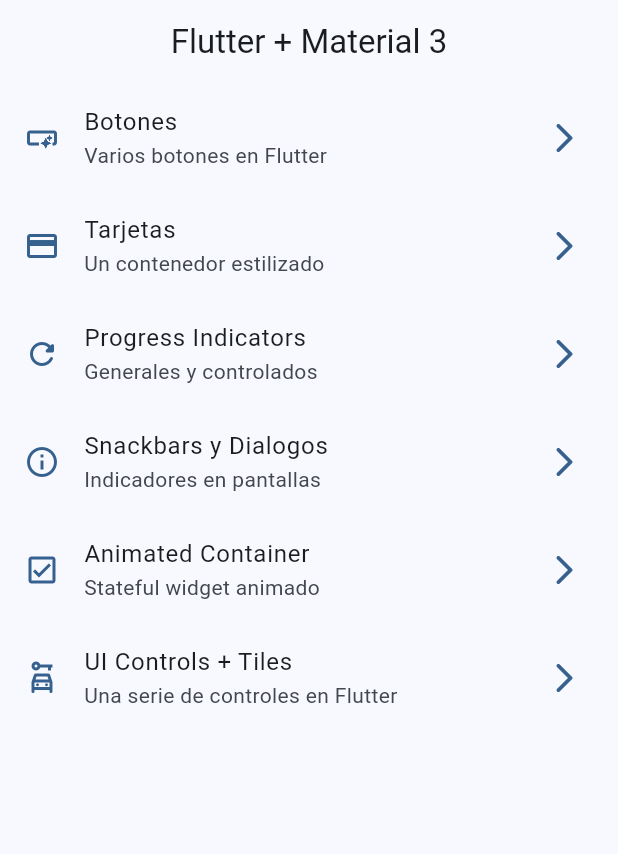
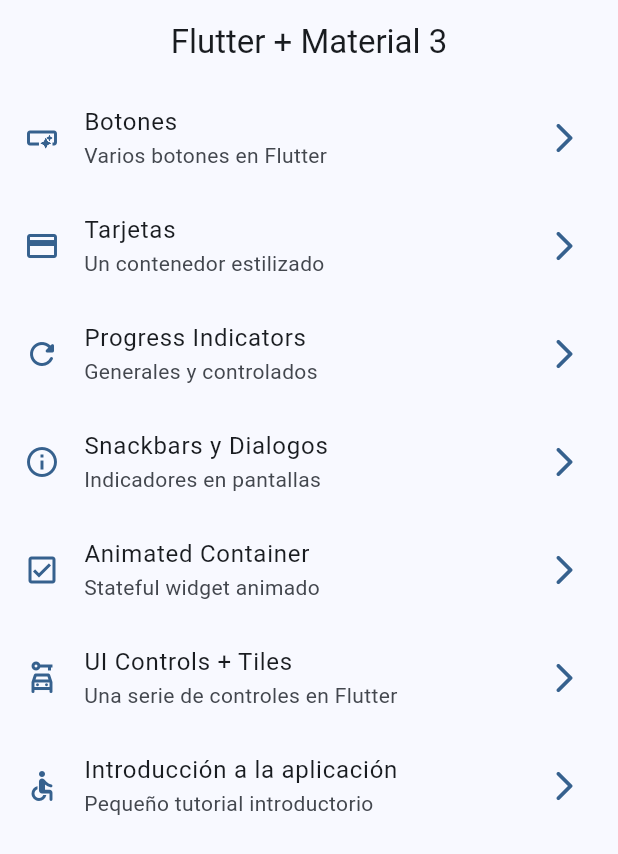
Before and after one commit to juanmarsilva/Widgets-app, a Flutter app: the screen it shows after launch, on a phone screen of 412 x 824 dp. Shown: the top 854 px of the screen. Run offline on Flutter 3.47's test engine with Material 2 defaults, Android fonts, the phone set to English and light mode, and no system bars; our stand-ins replace go_router.

Commit message:
tutorial screen added

```diff
--- a/lib/config/menu/menu_items.dart
+++ b/lib/config/menu/menu_items.dart
@@ -59,4 +59,11 @@ const List<MenuItems> appMenuItems = [
         icon: Icons.car_rental_outlined,
     ),
 
+    MenuItems(
+        title: 'Introducción a la aplicación',
+        subtitle: 'Pequeño tutorial introductorio',
+        link: '/tutorial',
+        icon: Icons.accessible_rounded,
+    ),
+
 ];
--- a/lib/config/router/app_router.dart
+++ b/lib/config/router/app_router.dart
@@ -47,5 +47,12 @@ final appRouter = GoRouter(
             name: UiControlsScreen.name,
             builder: (context, state) => const UiControlsScreen()
         ),
+
+        GoRoute(
+            path: '/tutorial',
+            name: AppTutorialScreen.name,
+            builder: (context, state) => const AppTutorialScreen()
+        ),
+
     ]
 );
```
